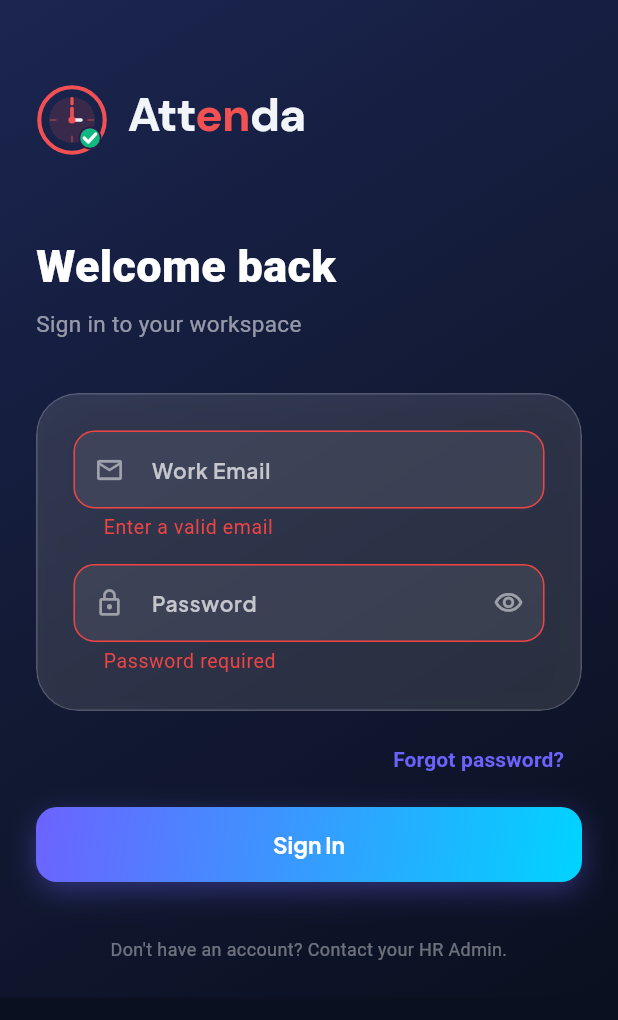
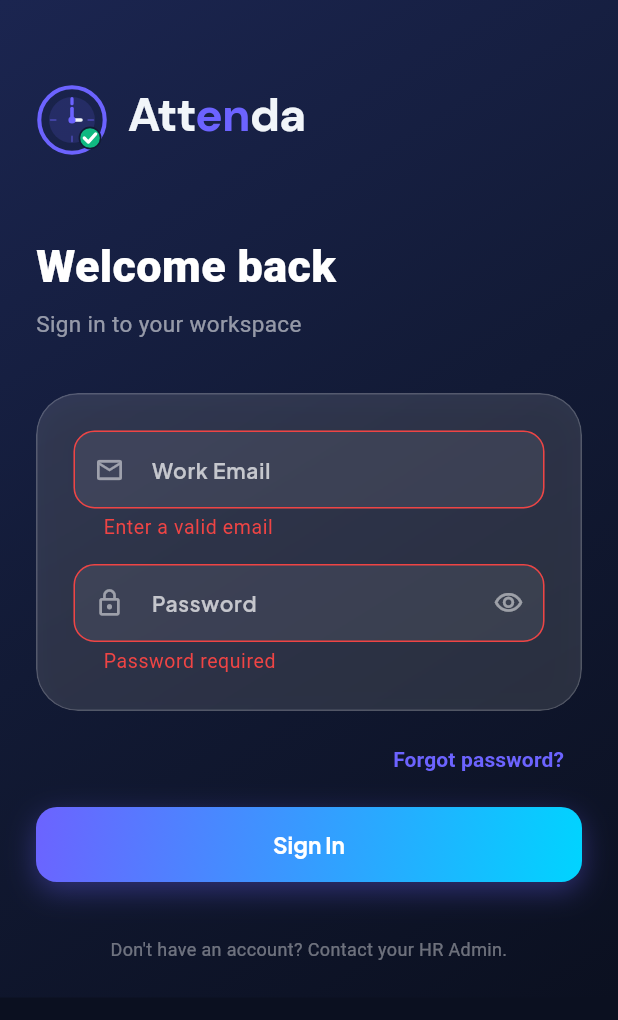
Before and after one commit to BilalkhanIO/Attenda-mobile, a Flutter app: the screen it shows after launch, after a tap on "Sign In", on a phone screen of 412 x 824 dp. Shown: the top 1020 px of the screen. Run offline on Flutter 3.47's test engine with Material 3 defaults, Android fonts, the phone set to English and light mode, and no system bars; our stand-ins replace connectivity_plus, dio, flutter_secure_storage, go_router, google_fonts, hive_flutter and 2 more; missing offline and left inert: mobile_scanner, network_info_plus, workmanager; accounts and stored records are empty; statements that could not run were skipped.

Commit message:
feat(mobile): auto-refresh every 30s + smooth animated transitions
- home_screen: 30-second background refresh timer keeps data live without
  user interaction; heartbeat expiry checkouts appear automatically
- home_screen: AnimatedSwitcher on status card with fade+slide (300ms)
- home_screen: AnimatedSize wrapper on banners — smooth appear/disappear
- home_screen: improved snack bar style with floating + rounded corners
- sweep: replace any hardcoded old mesh/red colors with new aurora tokens

https://claude.ai/code/session_01QbCgc21SH3VVCLbK7B7cVs

```diff
--- a/lib/screens/attendance/attendance_screen.dart
+++ b/lib/screens/attendance/attendance_screen.dart
@@ -63,7 +63,7 @@ class _AttendanceScreenState extends State<AttendanceScreen> {
       ),
       body: RefreshIndicator(
         color: AppColors.primary600,
-        backgroundColor: const Color(0xFF2D1952),
+        backgroundColor: AppColors.bgDark3,
         onRefresh: _load,
         child: SingleChildScrollView(
           physics: const AlwaysScrollableScrollPhysics(),
--- a/lib/screens/attendance/qr_scanner_screen.dart
+++ b/lib/screens/attendance/qr_scanner_screen.dart
@@ -87,7 +87,7 @@ class _QrScannerScreenState extends State<QrScannerScreen> {
       isScrollControlled: true,
       builder: (ctx) => Container(
         decoration: const BoxDecoration(
-          color: Color(0xFF1A0E38),
+          color: AppColors.bgDark2,
           borderRadius: BorderRadius.vertical(top: Radius.circular(24)),
         ),
         padding: const EdgeInsets.fromLTRB(24, 16, 24, 40),
@@ -110,7 +110,7 @@ class _QrScannerScreenState extends State<QrScannerScreen> {
             width: double.infinity,
             child: ElevatedButton(
               style: ElevatedButton.styleFrom(
-                backgroundColor: const Color(0xFFF15153),
+                backgroundColor: AppColors.primary600,
                 foregroundColor: Colors.white,
                 padding: const EdgeInsets.symmetric(vertical: 16),
                 shape: RoundedRectangleBorder(borderRadius: BorderRadius.circular(14)),
@@ -178,7 +178,7 @@ class _QrScannerScreenState extends State<QrScannerScreen> {
           // Success overlay
           if (_done)
             Container(
-              color: (_isCheckout ? const Color(0xFFF15153) : AppColors.success700).withOpacity(0.9),
+              color: (_isCheckout ? AppColors.primary600 : AppColors.success700).withOpacity(0.9),
               child: Column(
                 mainAxisAlignment: MainAxisAlignment.center,
                 children: [
--- a/lib/screens/leave/leave_screen.dart
+++ b/lib/screens/leave/leave_screen.dart
@@ -58,7 +58,7 @@ class _LeaveScreenState extends State<LeaveScreen> with SingleTickerProviderStat
       // Requests tab
       RefreshIndicator(
         color: AppColors.primary600,
-        backgroundColor: const Color(0xFF2D1952),
+        backgroundColor: AppColors.bgDark3,
         onRefresh: _load,
         child: _loading
             ? const Center(child: CircularProgressIndicator(color: AppColors.primary600))
--- a/lib/screens/notifications/notifications_screen.dart
+++ b/lib/screens/notifications/notifications_screen.dart
@@ -151,7 +151,7 @@ class _NotificationsScreenState extends State<NotificationsScreen> {
                 )
               : RefreshIndicator(
                   color: AppColors.primary600,
-                  backgroundColor: const Color(0xFF2D1952),
+                  backgroundColor: AppColors.bgDark3,
                   onRefresh: () => _load(reset: true),
                   child: ListView.builder(
                     padding: const EdgeInsets.fromLTRB(16, 8, 16, 100),
--- a/lib/screens/schedule/schedule_screen.dart
+++ b/lib/screens/schedule/schedule_screen.dart
@@ -53,7 +53,7 @@ class _ScheduleScreenState extends State<ScheduleScreen> with SingleTickerProvid
       // Shifts
       RefreshIndicator(
         color: AppColors.primary600,
-        backgroundColor: const Color(0xFF2D1952),
+        backgroundColor: AppColors.bgDark3,
         onRefresh: _load,
         child: _loading
             ? const Center(child: CircularProgressIndicator(color: AppColors.primary600))
--- a/lib/widgets/attenda_logo.dart
+++ b/lib/widgets/attenda_logo.dart
@@ -1,4 +1,5 @@
 import 'package:flutter/material.dart';
+import '../utils/theme.dart';
 
 enum AttendaLogoVariant { dark, light }
 
@@ -48,9 +49,7 @@ class _AttendaWordmark extends StatelessWidget {
     final baseColor = variant == AttendaLogoVariant.dark
         ? const Color(0xFFF1F5F9)
         : const Color(0xFF321847);
-    final accentColor = variant == AttendaLogoVariant.dark
-        ? const Color(0xFFF15153)
-        : const Color(0xFFF15153);
+    final accentColor = AppColors.primary;
 
     final style = TextStyle(
       fontFamily: 'DMSans',
@@ -91,7 +90,7 @@ class _AttendaIconPainter extends CustomPainter {
       const Offset(22, 22),
       20,
       Paint()
-        ..color = isDark ? const Color(0xFFF15153) : const Color(0xFFF15153)
+        ..color = AppColors.primary
         ..style = PaintingStyle.stroke
         ..strokeWidth = 2.5,
     );
@@ -102,12 +101,12 @@ class _AttendaIconPainter extends CustomPainter {
       14,
       Paint()
         ..color = isDark
-            ? const Color(0xFFF15153).withOpacity(0.15)
-            : const Color(0xFFFDE8E8),
+            ? AppColors.primary.withOpacity(0.15)
+            : AppColors.primary.withOpacity(0.1),
     );
 
     // ── Clock ticks ─────────────────────────────────────────
-    final tickColor = isDark ? const Color(0xFFF15153) : const Color(0xFFF15153);
+    const tickColor = AppColors.primary;
 
     // Top tick (prominent)
     _drawLine(canvas, const Offset(22, 9), const Offset(22, 12), tickColor, 2.0);
@@ -123,7 +122,7 @@ class _AttendaIconPainter extends CustomPainter {
       canvas,
       const Offset(22, 22),
       const Offset(22, 15),
-      isDark ? const Color(0xFFF15153) : const Color(0xFFF15153),
+      AppColors.primary,
       2.2,
     );
 
@@ -140,14 +139,14 @@ class _AttendaIconPainter extends CustomPainter {
     canvas.drawCircle(
       const Offset(22, 22),
       2.2,
-      Paint()..color = isDark ? const Color(0xFFF15153) : const Color(0xFFF15153),
+      Paint()..color = AppColors.primary,
     );
 
     // ── Badge background (dark halo) ─────────────────────────
     canvas.drawCircle(
       const Offset(33, 33),
       7,
-      Paint()..color = isDark ? const Color(0xFF321847) : const Color(0xFFF8FAFC),
+      Paint()..color = isDark ? AppColors.bgDark2 : const Color(0xFFF8FAFC),
     );
 
     // ── Green badge fill ─────────────────────────────────────
```
Also changed, not shown: lib/screens/home/home_screen.dart (+47 -7 lines).
